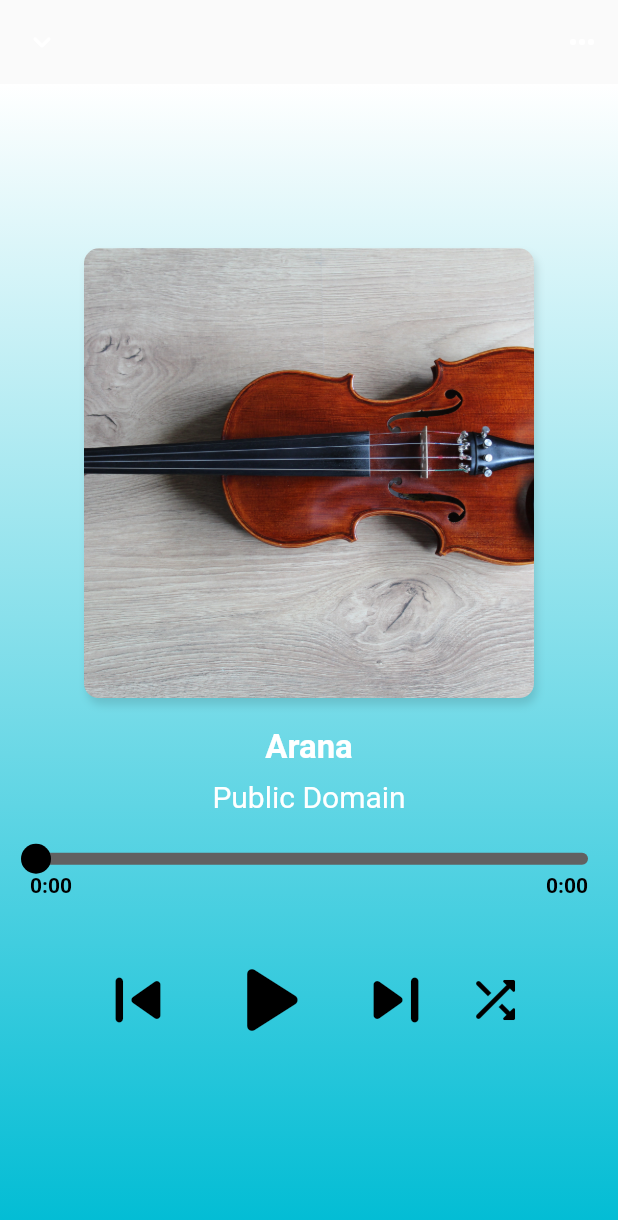
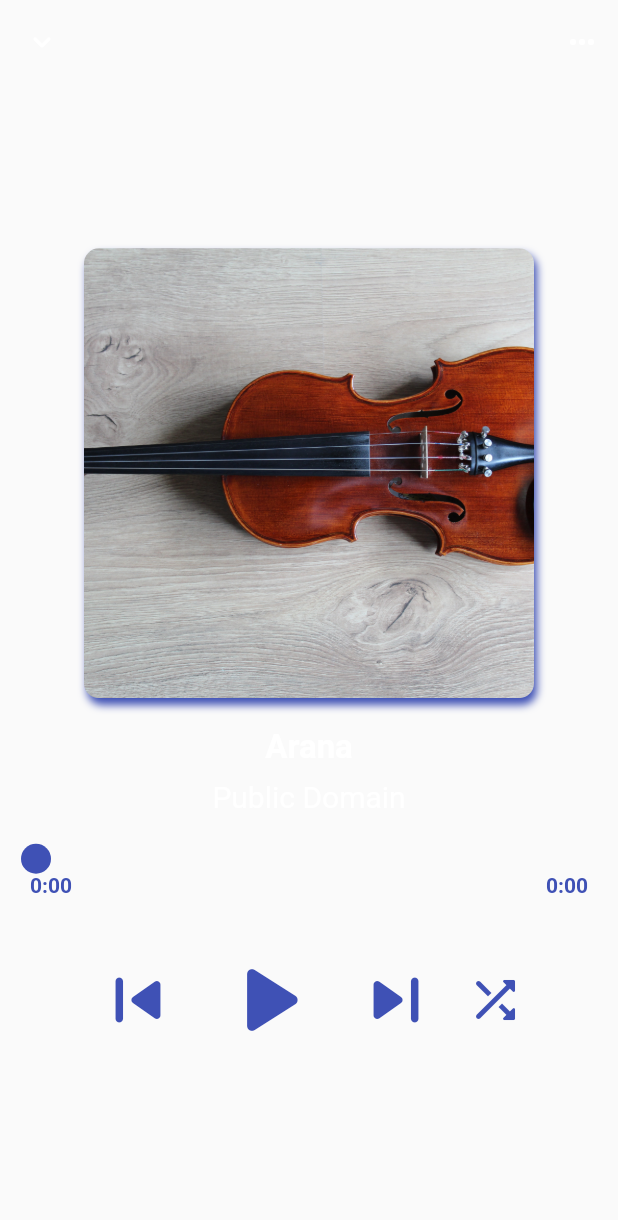
Before and after one commit to asmaembr/flutter-music-app, a Flutter app: the screen it shows after launch, on a phone screen of 412 x 824 dp. Shown: the top 1220 px of the screen. Run offline on Flutter 3.47's test engine with Material 2 defaults, Android fonts, the phone set to English and light mode, and no system bars; drawn by our look-alikes of audio_video_progress_bar; our stand-ins replace just_audio, just_audio_background, rxdart.

Commit message:
changing colors

```diff
--- a/jazz101/lib/main.dart
+++ b/jazz101/lib/main.dart
@@ -22,7 +22,7 @@ class MyApp extends StatelessWidget {
     return MaterialApp(
       title: 'My Music App',
       debugShowCheckedModeBanner: false,
-      theme: ThemeData(primarySwatch: Colors.brown),
+      theme: ThemeData(primarySwatch: Colors.indigo),
       home: const AudioPlayerScreen(),
     );
   }
@@ -54,7 +54,8 @@ void toggleShuffle() {
       isShuffled = !isShuffled;
       if (isShuffled) {
         // Shuffle the playlist
-    final shuffledChildren = List<AudioSource>.from(_playlist.children)..shuffle();
+        final shuffledChildren = List<AudioSource>.from(_playlist.children)
+          ..shuffle();
         _playlist = ConcatenatingAudioSource(children: shuffledChildren);
       } else {
         // Turn off shuffle mode by reassigning the original playlist
@@ -63,8 +64,7 @@ void toggleShuffle() {
     });
   }
 
-
-   late  ConcatenatingAudioSource _playlist= ConcatenatingAudioSource(
+  late ConcatenatingAudioSource _playlist = ConcatenatingAudioSource(
     children: [
       AudioSource.uri(
         Uri.parse('asset:///assets/audio/Arana.mp3'),
@@ -139,10 +139,10 @@ void toggleShuffle() {
         ),
       ),
       AudioSource.uri(
-        Uri.parse('asset:///assets/audio/nouvelle_vague.mp3'),
+        Uri.parse('asset://arts/Night-in-Venice.jpg'),
         tag: MediaItem(
           id: '8',
-          title: 'nouvelle vague',
+          title: 'Night in Venice',
           artist: 'Public Domain',
           artUri: Uri.parse('assets/arts/8.jpg'),
         ),
@@ -172,6 +172,42 @@ void toggleShuffle() {
           title: 'The Years',
           artist: 'Public Domain',
           artUri: Uri.parse('assets/arts/11.jpg'),
+        ),
+      ),
+      AudioSource.uri(
+        Uri.parse('asset:///assets/audio/John-Bartmann-A-Kwela-Fella.mp3'),
+        tag: MediaItem(
+          id: '12',
+          title: 'A Kwela Fella',
+          artist: 'John Bartmann',
+          artUri: Uri.parse('assets/arts/12.jpg'),
+        ),
+      ),
+      AudioSource.uri(
+        Uri.parse('asset:///assets/audio/Christian-Scott-aTunde-Adjuah.mp3'),
+        tag: MediaItem(
+          id: '13',
+          title: 'aTunde Adjuah',
+          artist: 'Christian Scott',
+          artUri: Uri.parse('assets/arts/13.jpg'),
+        ),
+      ),
+      AudioSource.uri(
+        Uri.parse('asset:///assets/audio/cooking.mp3'),
+        tag: MediaItem(
+          id: '14',
+          title: 'The Years',
+          artist: 'Public Domain',
+          artUri: Uri.parse('assets/arts/14.jpg'),
+        ),
+      ),
+      AudioSource.uri(
+        Uri.parse('asset:///assets/audio/Osamu-Fukuzawa-Bossa-nova.mp3'),
+        tag: MediaItem(
+          id: '15',
+          title: 'Bossa nova',
+          artist: 'OsamuFukuzawa',
+          artUri: Uri.parse('assets/arts/15.jpg'),
         ),
       ),
     ],
@@ -231,7 +267,7 @@ void toggleShuffle() {
           gradient: LinearGradient(
             begin: Alignment.topCenter,
             end: Alignment.bottomCenter,
-            colors: [Colors.white, Colors.cyan],
+            colors: [Color(0x0069B4B2),Color(0x00F13F78)],
           ),
         ),
         child: Column(
@@ -259,12 +295,12 @@ void toggleShuffle() {
                 final positionData = snapshot.data;
                 return ProgressBar(
                   barHeight: 8,
-                  baseBarColor: Colors.grey[700],
-                  bufferedBarColor: Colors.grey,
-                  progressBarColor: Colors.black,
-                  thumbColor: Colors.black,
+                  baseBarColor: const Color.fromRGBO(105, 180, 178, 0),
+                  bufferedBarColor:const Color.fromARGB(0, 81, 138, 137),
+                  progressBarColor: Colors.indigo,
+                  thumbColor: Colors.indigo,
                   timeLabelTextStyle: const TextStyle(
-                    color: Colors.black,
+                    color: Colors.indigo,
                     fontWeight: FontWeight.w600,
                   ),
                   progress: positionData?.position ?? Duration.zero,
@@ -278,7 +314,8 @@ void toggleShuffle() {
             Controls(
               audioPlayer: _audioPlayer,
               toggleShuffle: toggleShuffle,
-              isShuffled: isShuffled,),
+              isShuffled: isShuffled,
+            ),
           ],
         ),
       ),
@@ -305,7 +342,7 @@ class MediaMetadata extends StatelessWidget {
           decoration: BoxDecoration(
             boxShadow: const [
               BoxShadow(
-                color: Colors.black12,
+                color: Colors.indigo,
                 offset: Offset(2, 4),
                 blurRadius: 4,
               ),
@@ -366,7 +403,7 @@ class Controls extends StatelessWidget {
         IconButton(
           onPressed: audioPlayer.seekToPrevious,
           iconSize: 60,
-          color: Colors.black,
+          color: Colors.indigo,
           icon: const Icon(Icons.skip_previous_rounded),
         ),
         StreamBuilder<PlayerState>(
@@ -379,20 +416,20 @@ class Controls extends StatelessWidget {
               return IconButton(
                 onPressed: audioPlayer.play,
                 iconSize: 80,
-                color: Colors.black,
+                color: Colors.indigo,
                 icon: const Icon(Icons.play_arrow_rounded),
               );
             } else if (processingState != ProcessingState.completed) {
               return IconButton(
                 onPressed: audioPlayer.pause,
                 iconSize: 80,
-                color: Colors.black,
+                color: Colors.indigo,
                 icon: const Icon(Icons.pause_rounded),
               );
             }
             return const Icon(
               Icons.play_arrow_rounded,
-              color: Colors.black,
+              color: Colors.indigo,
               size: 80,
             );
           },
@@ -400,14 +437,15 @@ class Controls extends StatelessWidget {
         IconButton(
           onPressed: audioPlayer.seekToNext,
           iconSize: 60,
-          color: Colors.black,
+          color: Colors.indigo,
           icon: const Icon(Icons.skip_next_rounded),
         ),
-
         IconButton(
           onPressed: toggleShuffle, // Call the toggleShuffle function
           iconSize: 40,
-          color: isShuffled ? Colors.blueGrey : Colors.black, // Change color based on shuffle state
+          color: isShuffled
+              ? const Color.fromRGBO(105, 180, 178, 0.059)
+              : Colors.indigo, // Change color based on shuffle state
           icon: const Icon(Icons.shuffle_rounded),
         ),
       ],
```
Also changed, not shown: jazz101/assets/arts/13.jpg (added), jazz101/assets/arts/14.jpg (added), jazz101/assets/arts/15.jpg (added), jazz101/assets/arts/ic_launcher.png, 6 other files. Lines whose indentation alone changed are shown as unchanged.
